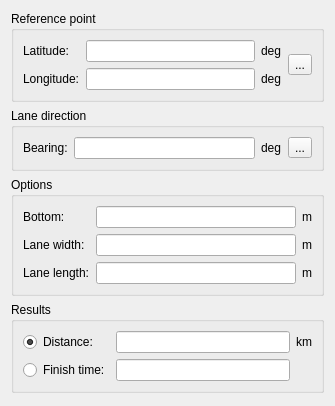
Qt form src/wideopenform.ui (flysight/flysight-viewer-qt) before a commit.
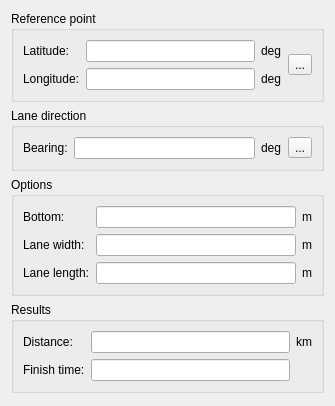
The same form after that commit. Icons and pictures are not drawn.

Commit message: Remove radio buttons in Wide Open interface

Diff of the .ui file:
```diff
--- a/src/wideopenform.ui
+++ b/src/wideopenform.ui
@@ -175,16 +175,6 @@
       <string>Results</string>
      </property>
      <layout class="QGridLayout" name="gridLayout_2">
-      <item row="0" column="0">
-       <widget class="QRadioButton" name="distanceButton">
-        <property name="text">
-         <string>Distance:</string>
-        </property>
-        <property name="checked">
-         <bool>true</bool>
-        </property>
-       </widget>
-      </item>
       <item row="0" column="1">
        <widget class="QLineEdit" name="distanceEdit">
         <property name="readOnly">
@@ -199,13 +189,6 @@
         </property>
        </widget>
       </item>
-      <item row="1" column="0">
-       <widget class="QRadioButton" name="speedButton">
-        <property name="text">
-         <string>Finish time:</string>
-        </property>
-       </widget>
-      </item>
       <item row="1" column="1">
        <widget class="QLineEdit" name="speedEdit">
         <property name="readOnly">
@@ -213,6 +196,20 @@
         </property>
        </widget>
       </item>
+      <item row="0" column="0">
+       <widget class="QLabel" name="label_11">
+        <property name="text">
+         <string>Distance:</string>
+        </property>
+       </widget>
+      </item>
+      <item row="1" column="0">
+       <widget class="QLabel" name="label_12">
+        <property name="text">
+         <string>Finish time:</string>
+        </property>
+       </widget>
+      </item>
      </layout>
     </widget>
    </item>
```
